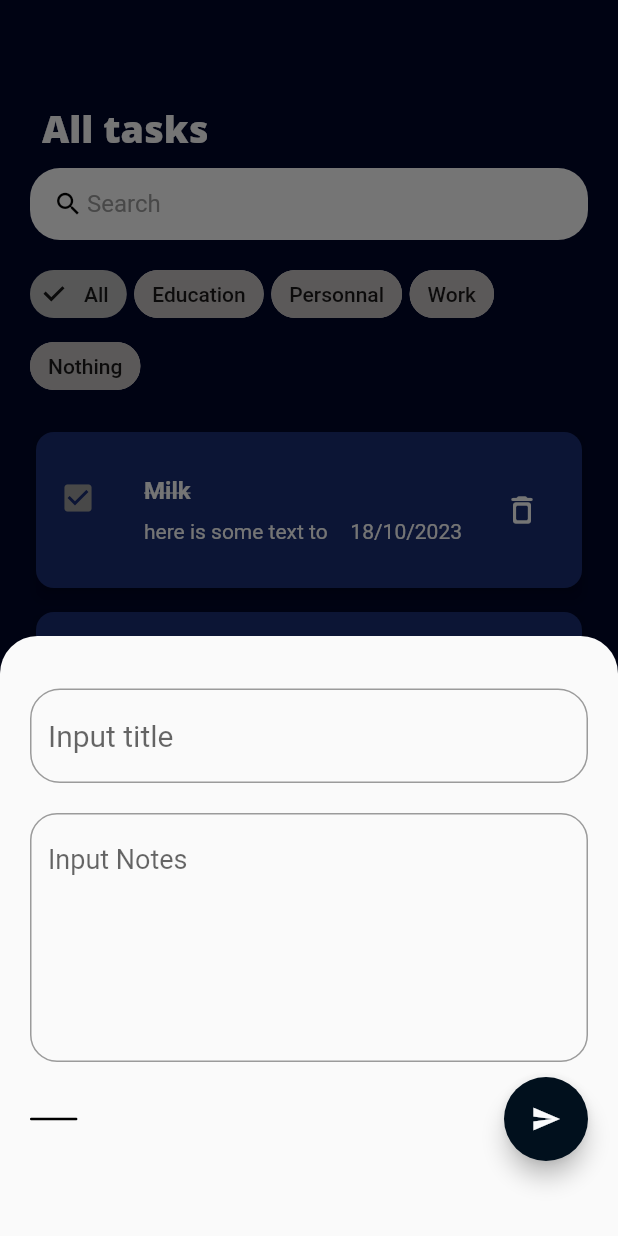
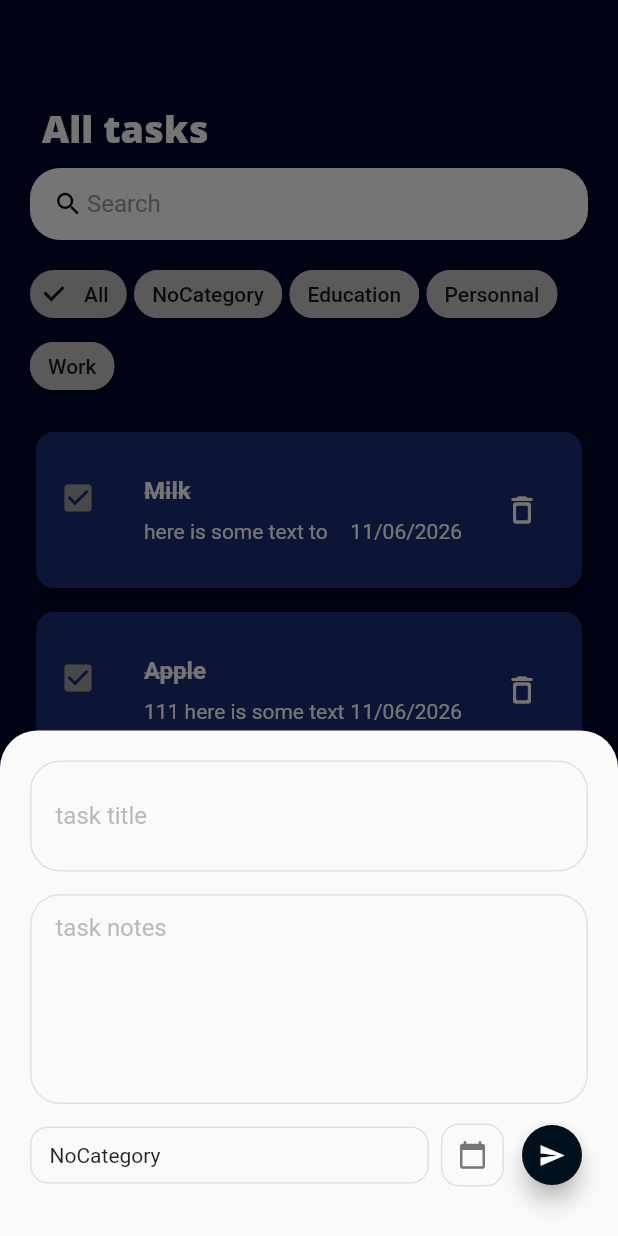
Before and after one commit to RihabMDB/ToDoApp, a Flutter app: the screen it shows after launch, after a tap on the "add" icon, on a phone screen of 412 x 824 dp. Run offline on Flutter 3.47's test engine with Material 2 defaults, Android fonts, the phone set to English and light mode, and no system bars; Roboto replaces fonts that are missing (Open Sans).

Commit message:
Improve the design of add item interface

```diff
--- a/lib/data/list_items.dart
+++ b/lib/data/list_items.dart
@@ -1,4 +1,5 @@
 import 'package:todolist/model/item.dart';
+import 'package:todolist/utils/constants/categoryEnum.dart';
 
 final List<Item> listItemsData = [
   Item(
@@ -23,13 +24,6 @@ final List<Item> listItemsData = [
       id: "4",
       title: "Marry",
       description: "some thing to do",
-      category: CategoryEnum.Nothing),
+      category: CategoryEnum.NoCategory),
   Item(id: "4", title: "Milk", description: "000 here is"),
 ];
-final List<String> listCotegories = [
-  "Nothing",
-  "Personnal",
-  "Work",
-];
-
-//enum CategoryEnum { All, Personnal, Work }
--- a/lib/home.dart
+++ b/lib/home.dart
@@ -3,7 +3,8 @@ import 'package:todolist/widget/searchBoxWidget.dart';
 import 'data/list_items.dart';
 import 'widget/ListProvider.dart';
 import 'widget/listWidget.dart';
-import '../model/item.dart';
+import 'package:todolist/model/item.dart';
+import 'package:todolist/utils/constants/categoryEnum.dart';
 
 class HomeScreen extends StatefulWidget {
   const HomeScreen({super.key});
@@ -17,10 +18,10 @@ class _HomeScreenState extends State<HomeScreen> {
   int size = List.from(listItemsData).length;
 
   //List<CategoryEnum> categories = [];
-  List<String> selectedCategories = ["All"];
+  List<String> selectedCategories = [CategoryEnum.All.name];
   void onListUpdate() {
     setState(() {
-      if (selectedCategories.contains("All")) {
+      if (selectedCategories.contains(CategoryEnum.All.name)) {
         items = allItems;
       } else if (selectedCategories.isNotEmpty) {
         items = allItems.where((todo) {
--- a/lib/model/item.dart
+++ b/lib/model/item.dart
@@ -1,5 +1,5 @@
 import 'package:flutter/material.dart';
-import 'package:uuid/uuid.dart';
+import 'package:todolist/utils/constants/categoryEnum.dart';
 
 class Item {
   final String id;
@@ -7,6 +7,7 @@ class Item {
   final String description;
   final String date;
   final CategoryEnum category;
+
   bool isDone;
 
   Item({
@@ -15,14 +16,21 @@ class Item {
     required this.title,
     //this.urlImage,
     this.description = "",
-    this.date = "18/10/2023",
-    this.category = CategoryEnum.All,
+    String? date,
+    this.category = CategoryEnum.NoCategory,
     this.isDone = false,
-  });
+  }) : date = date ?? _formatDate(DateTime.now());
 
   set setisDone(bool state) {
     isDone = state;
   }
+
+
+  bool get getIsDone => isDone;
+
+  static String _formatDate(DateTime date) {
+    final day = date.day.toString().padLeft(2, '0');
+    final month = date.month.toString().padLeft(2, '0');
+    return '$day/$month/${date.year}';
+  }
 }
-
-enum CategoryEnum { All, Education, Personnal, Work, Nothing }
--- /dev/null
+++ b/lib/utils/constants/categoryEnum.dart
@@ -0,0 +1 @@
+enum CategoryEnum { All, NoCategory, Education, Personnal, Work }
--- a/lib/widget/item_widget.dart
+++ b/lib/widget/item_widget.dart
@@ -19,7 +19,6 @@ class ItemWidget extends StatelessWidget {
   @override
   Widget build(BuildContext context) =>
       SizeTransition(sizeFactor: animation, child: buildItem());
-
   Widget buildItem() => Container(
         //margin: EdgeInsets.all(8),
         decoration: BoxDecoration(
--- a/lib/widget/listWidget.dart
+++ b/lib/widget/listWidget.dart
@@ -1,4 +1,5 @@
 import 'package:flutter/material.dart';
+import 'package:todolist/utils/constants/categoryEnum.dart';
 import 'package:todolist/widget/ListProvider.dart';
 import '../model/item.dart';
 import 'item_widget.dart';
@@ -88,7 +89,9 @@ class _ListWidgetState extends State<ListWidget> {
     final newItem = Item(
         id: DateTime.now().millisecondsSinceEpoch.toString(),
         title: item.title,
-        description: item.description);
+        description: item.description,
+        category: item.category,
+        date: item.date);
     setState(() {
       items!.insert(newIndex, newItem);
       _listKey.currentState!.insertItem(
@@ -101,7 +104,8 @@ class _ListWidgetState extends State<ListWidget> {
   _showModal() {
     late String title;
     late String description;
-    String category = CategoryEnum.values.first.toString();
+    late String date = _formatDate(DateTime.now());
+    String selectedCategory = CategoryEnum.NoCategory.name;
 
     return showModalBottomSheet(
         context: context,
@@ -111,94 +115,219 @@ class _ListWidgetState extends State<ListWidget> {
           ),
         ),
         builder: (BuildContext context) {
-          return Container(
-            padding: const EdgeInsets.all(20),
-            child: Wrap(
-              spacing: 30,
+          return StatefulBuilder(builder: (context, setModalState) {
+            return Padding(
+              padding: EdgeInsets.only(
+                bottom: MediaQuery.of(context).viewInsets.bottom,
+                left: 20,
+                right: 20,
+                top: 20,
+              ),
+              child: Column(
+                mainAxisSize: MainAxisSize.min,
                 children: <Widget>[
-                const SizedBox(height: 15),
-                TextField(
-                  style: const TextStyle(fontSize: 20),
-                  decoration: InputDecoration(
-                    border: OutlineInputBorder(
-                        borderRadius: BorderRadius.circular(20.0)),
-                    hintText: 'Input title',
+                  Container(
+                    padding: const EdgeInsets.symmetric(
+                        horizontal: 16.0, vertical: 12.0),
+                    decoration: BoxDecoration(
+                      borderRadius: BorderRadius.circular(20.0),
+                      border: Border.all(
+                        color: Colors.grey[300] ?? Colors.grey,
+                        width: 1.0,
+                      ),
+                      color: Colors.grey[50],
+                    ),
+                    child: TextField(
+                      style: const TextStyle(fontSize: 16),
+                      decoration: const InputDecoration(
+                        border: InputBorder.none,
+                        hintText: 'task title',
+                        hintStyle: TextStyle(
+                          color: Color.fromARGB(179, 158, 158, 158),
+                          fontSize: 16,
+                        ),
+                        contentPadding: EdgeInsets.zero,
                       ),
                       onChanged: (value) => title = value,
                     ),
-                const SizedBox(
-                  height: 20,
                   ),
-                TextField(
+                  const SizedBox(height: 15),
+                  Container(
+                      padding: const EdgeInsets.symmetric(
+                          horizontal: 16.0, vertical: 12.0),
+                      decoration: BoxDecoration(
+                        borderRadius: BorderRadius.circular(20.0),
+                        border: Border.all(
+                          color: Colors.grey[300] ?? Colors.grey,
+                          width: 1.0,
+                        ),
+                        color: Colors.grey[50],
+                      ),
+                      child: TextField(
                         maxLines: 6,
-                  style: const TextStyle(fontSize: 18),
-                  decoration: InputDecoration(
-                    //contentPadding: EdgeInsets.all(8),
-                    border: OutlineInputBorder(
-                        borderRadius: BorderRadius.circular(18.0)),
-                    hintText: 'Input Notes',
+                        style: const TextStyle(fontSize: 16),
+                        decoration: const InputDecoration(
+                          border: InputBorder.none,
+                          hintText: 'task notes',
+                          hintStyle: TextStyle(
+                            color: Color.fromARGB(179, 158, 158, 158),
+                            fontSize: 16,
+                          ),
+                          contentPadding: EdgeInsets.zero,
                         ),
                         onChanged: (value) => description = value,
-                ),
+                      )),
                   const SizedBox(height: 10),
                   Row(
-                  mainAxisAlignment: MainAxisAlignment.spaceBetween,
                     children: [
-                    Container(
-                      padding: const EdgeInsets.symmetric(horizontal: 15.0),
-                      decoration: BoxDecoration(
-                        borderRadius: BorderRadius.circular(15.0),
-                        border: Border.all(
-                            // color: Colors.red,
-                            style: BorderStyle.solid,
-                            width: 0.80),
-                      ),
-                      /*   child: DropdownButtonHideUnderline(
-                        child: DropdownButton<String>(
-                          value: category,
-                          items: listCotegories
-                              .map<DropdownMenuItem<String>>((String item) {
-                            return DropdownMenuItem(
-                              value: item,
-                              child: Text(
-                                item,
-                              ),
-                            );
-                          }).toList(),
-                          onChanged: (String? newValue) {
-                            setState(() {
-                              category = newValue!;
+                      // Category button
+                      Expanded(
+                        child: GestureDetector(
+                          onTap: () {
+                            _showCategoryModal(context, (category) {
+                              setModalState(() {
+                                selectedCategory = category;
+                              });
                             });
                           },
+                          child: Container(
+                            padding: const EdgeInsets.symmetric(
+                                horizontal: 12.0, vertical: 10.0),
+                            decoration: BoxDecoration(
+                              borderRadius: BorderRadius.circular(12.0),
+                              border: Border.all(
+                                color: Colors.grey[300] ?? Colors.grey,
+                                width: 1.0,
                               ),
                             ),
-                   */
+                            child: Text(
+                              selectedCategory,
+                              style: const TextStyle(
+                                fontSize: 14,
+                                color: Colors.black87,
                               ),
-                    Align(
-                      alignment: Alignment.bottomRight,
-                      child: FloatingActionButton(
+                              overflow: TextOverflow.ellipsis,
+                            ),
+                          ),
+                        ),
+                      ),
+                      const SizedBox(width: 8),
+                      // Date picker button
+                      GestureDetector(
+                        onTap: () async {
+                          final DateTime? picked = await showDatePicker(
+                            context: context,
+                            initialDate: DateTime.now(),
+                            firstDate: DateTime(2000),
+                            lastDate: DateTime(2101),
+                          );
+                          if (picked != null) {
+                            date = _formatDate(picked);
+                            print(" picked date: $date");
+                          }
+                        },
+                        child: Container(
+                          padding: const EdgeInsets.all(10.0),
+                          decoration: BoxDecoration(
+                            borderRadius: BorderRadius.circular(12.0),
+                            border: Border.all(
+                              color: Colors.grey[300] ?? Colors.grey,
+                              width: 1.0,
+                            ),
+                          ),
+                          child: Icon(
+                            Icons.calendar_today,
+                            size: 20,
+                            color: Colors.grey[600],
+                          ),
+                        ),
+                      ),
+                      const SizedBox(width: 8),
+                      // Add button (FAB style)
+                      FloatingActionButton(
+                        mini: true,
                         backgroundColor: const Color.fromARGB(255, 1, 16, 29),
                         onPressed: () {
+                          if (title.isNotEmpty) {
                             insertItem(Item(
                                 title: title,
                                 description: description,
-                              category: CategoryEnum.All));
+                                date: date,
+                                category: CategoryEnum.values.firstWhere(
+                                    (e) => e.name == selectedCategory)));
+                            Navigator.pop(context);
+                          }
                         },
                         child: const Icon(
-                          Icons.send_sharp,
-                          size: 20,
-                          color: Color.fromARGB(255, 249, 250, 251),
-                        ),
+                          Icons.send,
+                          size: 18,
+                          color: Colors.white,
                         ),
                       ),
                     ],
                   ),
-                SizedBox(
-                  height: 30,
-                )
+                  const SizedBox(height: 10),
+                  const SizedBox(height: 20),
                 ],
               ),
             );
           });
+        });
+  }
+
+  void _showCategoryModal(
+      BuildContext context, Function(String) onCategorySelected) {
+    //final categories = CategoryEnum.values.map((e) => e.name).toList();
+    showModalBottomSheet(
+      context: context,
+      shape: const RoundedRectangleBorder(
+        borderRadius: BorderRadius.vertical(
+          top: Radius.circular(25.0),
+        ),
+      ),
+      builder: (BuildContext context) {
+        return Container(
+          padding: const EdgeInsets.all(20),
+          child: ListView.builder(
+            shrinkWrap: true,
+            itemCount: CategoryEnum.values.length,
+            itemBuilder: (context, index) {
+              return GestureDetector(
+                onTap: () {
+                  onCategorySelected(CategoryEnum.values[index].name);
+                  Navigator.pop(context);
+                },
+                child: Container(
+                  padding: const EdgeInsets.symmetric(
+                      vertical: 16.0, horizontal: 16.0),
+                  decoration: BoxDecoration(
+                    border: Border(
+                      bottom: BorderSide(
+                        color: index == CategoryEnum.values.length - 1
+                            ? Colors.transparent
+                            : Colors.grey[200] ?? Colors.grey,
+                      ),
+                    ),
+                  ),
+                  child: Text(
+                    CategoryEnum.values[index].name,
+                    style: const TextStyle(
+                      fontSize: 16,
+                      color: Colors.black87,
+                    ),
+                  ),
+                ),
+              );
+            },
+          ),
+        );
+      },
+    );
+  }
+
+  static String _formatDate(DateTime date) {
+    final day = date.day.toString().padLeft(2, '0');
+    final month = date.month.toString().padLeft(2, '0');
+    return '$day/$month/${date.year}';
   }
 }
```
Also changed, not shown: lib/utils/constants/categories.dart (renamed from lib/model/categories.dart), 1 other file. Lines whose indentation alone changed are shown as unchanged.
